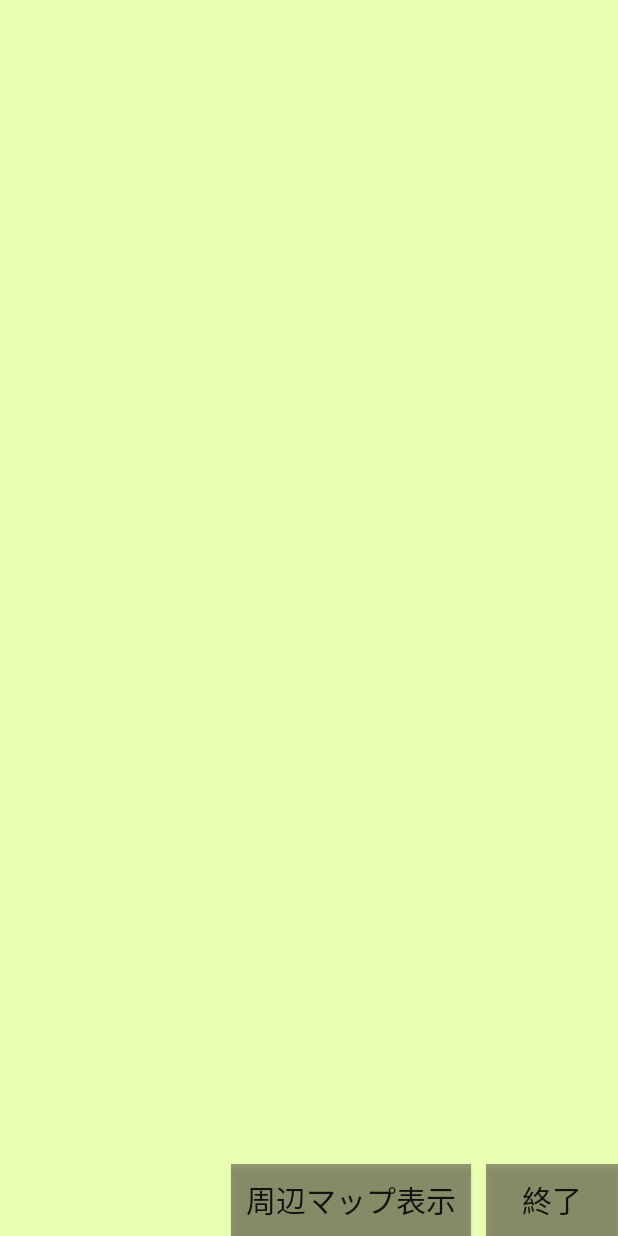
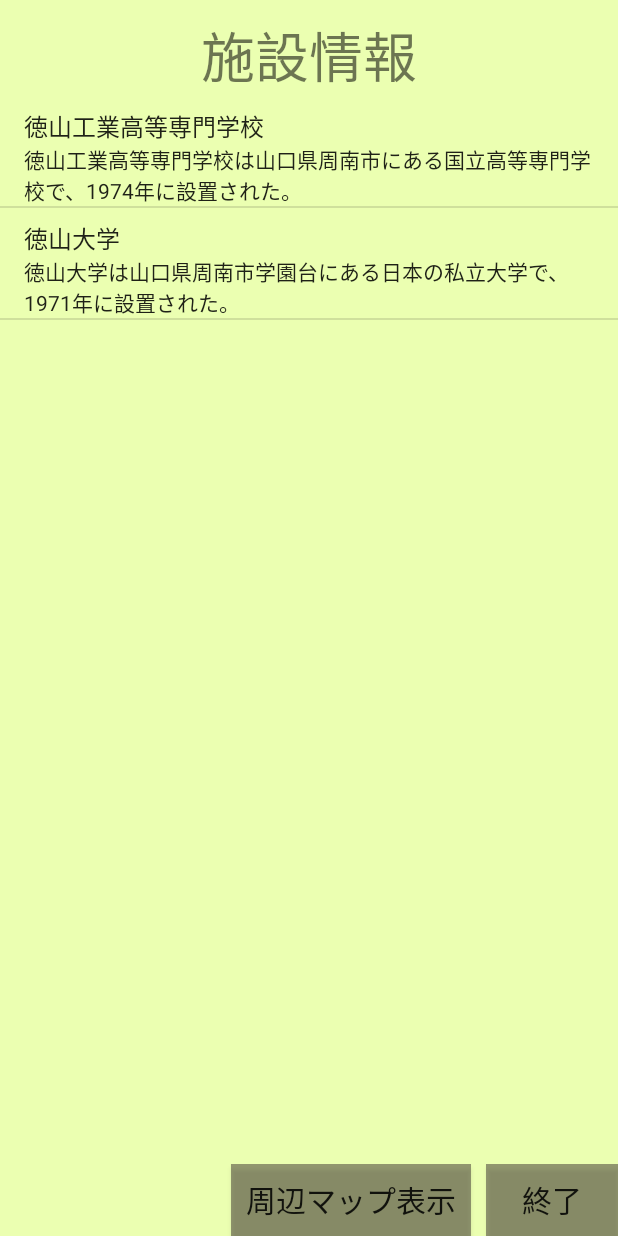
Before and after one commit to Takajo-Soft33/scoscope_android, an Android app: the ViewOnFacility screen opened directly, with no data from a screen before it, on a phone screen of 412 x 824 dp. Run offline under Robolectric (Android 15) with nearby library versions, the phone set to English and light mode, and no system bars.

Commit message:
施設情報のテンプレを入力

```diff
--- a/app/src/main/java/jp/procon29/scoscope/scoscope_androidapp/ViewOnFacility.java
+++ b/app/src/main/java/jp/procon29/scoscope/scoscope_androidapp/ViewOnFacility.java
@@ -3,6 +3,13 @@
 import android.os.Bundle;
 import android.support.v7.app.AppCompatActivity;
 import android.view.WindowManager;
+import android.widget.ListView;
+import android.widget.SimpleAdapter;
+
+import java.util.ArrayList;
+import java.util.HashMap;
+import java.util.List;
+import java.util.Map;
 
 public class ViewOnFacility extends AppCompatActivity {
 
@@ -12,5 +19,25 @@
         getWindow().addFlags(WindowManager.LayoutParams.FLAG_FULLSCREEN);
 
         setContentView(R.layout.view_on_facility);
+
+
+        ListView listView = (ListView) findViewById(R.id.facilityList);
+
+        String names[] = {"徳山工業高等専門学校","徳山大学"};
+        String details[] = {"徳山工業高等専門学校は山口県周南市にある国立高等専門学校で、1974年に設置された。","徳山大学は山口県周南市学園台にある日本の私立大学で、1971年に設置された。"};
+
+        List<Map<String, String>> dataList = new ArrayList<Map<String, String>>();
+        for (int i = 0; i < names.length; i++) {
+            Map<String, String> map = new HashMap<String, String>();
+            map.put("Name", names[i]);
+            map.put("Detail", details[i]);
+            dataList.add(map);
+        }
+
+        SimpleAdapter adapter = new SimpleAdapter(this, dataList,
+                android.R.layout.simple_list_item_2, new String[] { "Name","Detail" },
+                new int[] { android.R.id.text1,android.R.id.text2 });
+
+        listView.setAdapter(adapter);
     }
 }
--- a/app/src/main/res/layout/view_on_facility.xml
+++ b/app/src/main/res/layout/view_on_facility.xml
@@ -13,7 +13,17 @@
             android:id="@+id/textView2"
             android:layout_width="match_parent"
             android:layout_height="wrap_content"
-            android:gravity="center" />
+            android:layout_marginTop="10dp"
+            android:gravity="center"
+            android:text="施設情報"
+            android:textSize="36sp" />
+
+        <ListView
+            android:id="@+id/facilityList"
+            android:layout_width="match_parent"
+            android:layout_height="match_parent" />
+
+    </LinearLayout>
 
     <LinearLayout
         android:layout_width="match_parent"
@@ -48,6 +58,4 @@
 
         </LinearLayout>
     </LinearLayout>
-
-    </LinearLayout>
 </android.support.constraint.ConstraintLayout>
```
Lines whose indentation alone changed are shown as unchanged.
